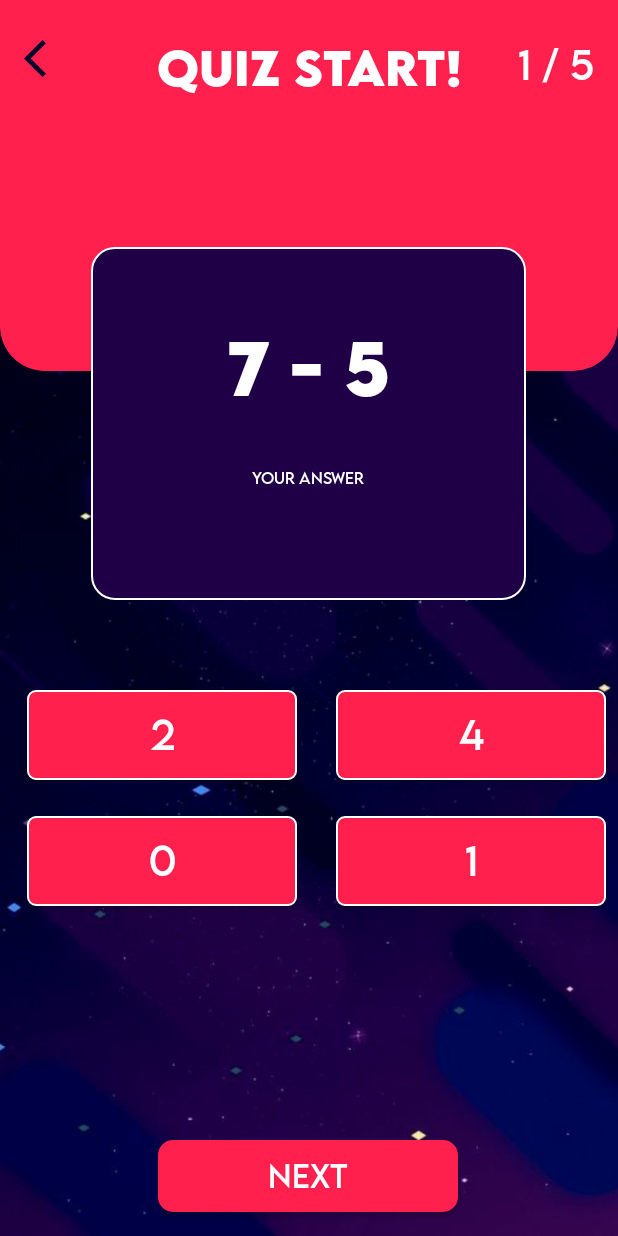
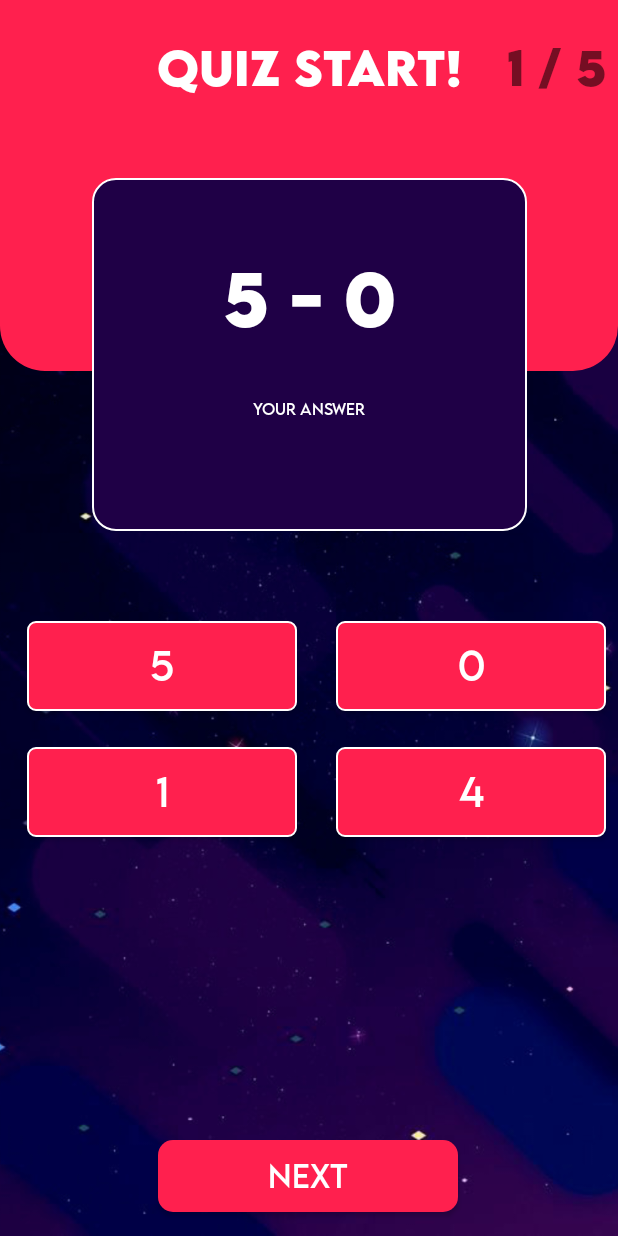
Before and after one commit to andreimorie1/SpaceAdvent, an Android app: the Choose_Operation screen opened directly, with no data from a screen before it, after a tap on "BEGIN JOURNEY", on a phone screen of 412 x 824 dp. Run offline under Robolectric (Android 15) with nearby library versions, the light colour scheme and no system bars.

Commit message:
music for activities/ remove back button on activity_quiz.xml

```diff
--- a/app/src/main/AndroidManifest.xml
+++ b/app/src/main/AndroidManifest.xml
@@ -14,19 +14,24 @@
         tools:targetApi="31">
         <activity
             android:name=".QuizResult"
+            android:screenOrientation="portrait"
             android:exported="false" />
         <activity
             android:name=".difficultyControl"
+            android:screenOrientation="portrait"
             android:exported="false" />
         <activity
             android:name=".Choose_Operation"
+            android:screenOrientation="portrait"
             android:exported="false" />
         <activity
             android:name=".QuizActivity"
             android:exported="false"
+            android:screenOrientation="portrait"
             android:theme="@style/Theme.SpaceAdvent" />
         <activity
             android:name=".MainActivity"
+            android:screenOrientation="portrait"
             android:exported="true">
             <intent-filter>
                 <action android:name="android.intent.action.MAIN" />
@@ -34,6 +39,7 @@
                 <category android:name="android.intent.category.LAUNCHER" />
             </intent-filter>
         </activity>
+        <service android:name=".MusicService"></service>
     </application>
 
 </manifest>
--- a/app/src/main/java/com/example/spaceadvent/Choose_Operation.java
+++ b/app/src/main/java/com/example/spaceadvent/Choose_Operation.java
@@ -1,6 +1,7 @@
 package com.example.spaceadvent;
 
 import android.content.Intent;
+import android.media.MediaPlayer;
 import android.os.Bundle;
 import android.view.View;
 import android.widget.Button;
@@ -16,6 +17,8 @@ public class Choose_Operation extends AppCompatActivity {
 
     Button difficultyControl, additionQuiz, subtractionQuiz;
     TextView diffcultyNums, difficultyRounds, difficultyChangeAns, difficultytimer;
+
+
     @Override
     protected void onCreate(Bundle savedInstanceState) {
         super.onCreate(savedInstanceState);
@@ -26,6 +29,9 @@ public class Choose_Operation extends AppCompatActivity {
             v.setPadding(systemBars.left, systemBars.top, systemBars.right, systemBars.bottom);
             return insets;
         });
+
+        playMusic(R.raw.sans, true, false);
+
         diffcultyNums = findViewById(R.id.difficultyNumber);
         difficultyRounds = findViewById(R.id.difficultyRounds);
         difficultyChangeAns = findViewById(R.id.difficultyFreedom);
@@ -79,7 +85,9 @@ public class Choose_Operation extends AppCompatActivity {
         additionQuiz.setOnClickListener(new View.OnClickListener() {
             @Override
             public void onClick(View view) {
+                playMusic(1,true,true);
                 intent.putExtra("operation", "+");
+
                 startActivity(intent);
             }
         });
@@ -87,12 +95,22 @@ public class Choose_Operation extends AppCompatActivity {
         subtractionQuiz.setOnClickListener(new View.OnClickListener() {
             @Override
             public void onClick(View view) {
+                playMusic(1,true,true);
                 intent.putExtra("operation", "-");
                 startActivity(intent);
-
             }
         });
     }
 
+    public void playMusic(int resource, boolean isLooping, boolean stopService){
+        Intent serviceIntent = new Intent(this, MusicService.class);
+        if (stopService){
+            stopService(serviceIntent);
+        } else {
+            serviceIntent.putExtra("musicResource", resource);
+            serviceIntent.putExtra("isLooping", isLooping);
+            startService(serviceIntent);
+        }
+    }
 
 }
--- a/app/src/main/java/com/example/spaceadvent/QuizActivity.java
+++ b/app/src/main/java/com/example/spaceadvent/QuizActivity.java
@@ -29,6 +29,7 @@ public class QuizActivity extends AppCompatActivity {
     boolean isClicked = false, changeAns;
     ConstraintLayout mainCardLayout;
     List<Integer> answers = new ArrayList<>();
+    Random random = new Random();
 
     @Override
     protected void onCreate(Bundle savedInstanceState) {
@@ -40,6 +41,10 @@ public class QuizActivity extends AppCompatActivity {
             v.setPadding(systemBars.left, systemBars.top, systemBars.right, systemBars.bottom);
             return insets;
         });
+
+        int[] bgMusic = {R.raw.dummy, R.raw.metal_crusher, R.raw.death_by_glamour, R.raw.spider_dance};
+
+        playMusic(bgMusic[random.nextInt(bgMusic.length)], false, false);
 
         //Extracting data from intent
         int minNum = getIntent().getIntExtra("minNum",1);
@@ -69,11 +74,6 @@ public class QuizActivity extends AppCompatActivity {
         btn_option4 = findViewById(R.id.btn_option4);
         btn_next = findViewById(R.id.btn_next);
         timerText = findViewById(R.id.timerText);
-
-
-        findViewById(R.id.back_button).setOnClickListener(
-                a -> finish()
-        );
 
         //Sets progress and Questions on Create
         updateProgress(rounds);
@@ -145,7 +145,7 @@ public class QuizActivity extends AppCompatActivity {
     //Generate question and answer
   public void generateQuestion(int maxNum, int minNum, String operation){
 
-        Random random = new Random();
+
       if (operation.equals("+")){
           num1 = random.nextInt(maxNum) + minNum;
           num2 = random.nextInt(maxNum) + minNum;
@@ -233,6 +233,15 @@ public class QuizActivity extends AppCompatActivity {
         };
             timerTime.start();
     }
-
+    public void playMusic(int resource, boolean isLooping, boolean stopService){
+        Intent serviceIntent = new Intent(this, MusicService.class);
+        if (stopService){
+            stopService(serviceIntent);
+        } else {
+            serviceIntent.putExtra("musicResource", resource);
+            serviceIntent.putExtra("isLooping", isLooping);
+            startService(serviceIntent);
+        }
+    }
 
 }
--- a/app/src/main/res/layout/activity_quiz.xml
+++ b/app/src/main/res/layout/activity_quiz.xml
@@ -48,11 +48,10 @@
             android:layout_width="wrap_content"
             android:layout_height="wrap_content"
             android:layout_marginTop="16dp"
-            android:layout_marginEnd="16dp"
-            android:fontFamily="@font/lemonmilk_reguar"
+            android:layout_marginEnd="8dp"
+            android:fontFamily="@font/lemonmilk_bold"
             android:text="0/0"
-            android:textColor="@color/white"
-            android:textSize="25sp"
+            android:textSize="30sp"
             app:layout_constraintBottom_toBottomOf="parent"
             app:layout_constraintEnd_toEndOf="parent"
             app:layout_constraintHorizontal_bias="1.0"
@@ -60,30 +59,21 @@
             app:layout_constraintTop_toTopOf="parent"
             app:layout_constraintVertical_bias="0.047" />
 
-        <ImageView
-            android:id="@+id/back_button"
-            android:layout_width="wrap_content"
-            android:layout_height="wrap_content"
-            android:layout_marginStart="16dp"
-            android:layout_marginTop="24dp"
-            app:layout_constraintStart_toStartOf="parent"
-            app:layout_constraintTop_toTopOf="parent"
-            app:srcCompat="@drawable/baseline_arrow_back_ios_24" />
-
         <TextView
             android:id="@+id/timerText"
             android:layout_width="wrap_content"
             android:layout_height="wrap_content"
-            android:layout_marginTop="8dp"
-            android:layout_marginBottom="89dp"
+            android:layout_marginStart="8dp"
+            android:layout_marginTop="16dp"
             android:fontFamily="@font/lemonmilk_bold"
             android:text=""
-            android:textSize="40sp"
+            android:textSize="35sp"
             app:layout_constraintBottom_toBottomOf="parent"
             app:layout_constraintEnd_toEndOf="parent"
-            app:layout_constraintHorizontal_bias="0.498"
+            app:layout_constraintHorizontal_bias="0.043"
             app:layout_constraintStart_toStartOf="parent"
-            app:layout_constraintTop_toBottomOf="@+id/quiz_type" />
+            app:layout_constraintTop_toTopOf="parent"
+            app:layout_constraintVertical_bias="0.051" />
 
     </androidx.constraintlayout.widget.ConstraintLayout>
 
@@ -109,15 +99,15 @@
         android:id="@+id/mainCard"
         android:layout_width="290dp"
         android:layout_height="235dp"
+        android:layout_marginTop="32dp"
         android:background="@drawable/quiz_layout_card"
+
         android:elevation="@dimen/cardview_default_elevation"
-
-        app:layout_constraintBottom_toBottomOf="parent"
+        app:layout_constraintBottom_toBottomOf="@+id/btn_next"
         app:layout_constraintEnd_toEndOf="parent"
-        app:layout_constraintHorizontal_bias="0.495"
         app:layout_constraintStart_toStartOf="parent"
-        app:layout_constraintTop_toTopOf="@+id/background_image"
-        app:layout_constraintVertical_bias="0.28">
+        app:layout_constraintTop_toTopOf="parent"
+        app:layout_constraintVertical_bias="0.16">
 
         <TextView
             android:id="@+id/question"
```
Also changed, not shown: app/src/main/java/com/example/spaceadvent/MusicService.java (added, +66 -0 lines), app/src/main/java/com/example/spaceadvent/QuizResult.java (+13 -0 lines), app/src/main/java/com/example/spaceadvent/difficultyControl.java (+15 -2 lines), 7 other files.
